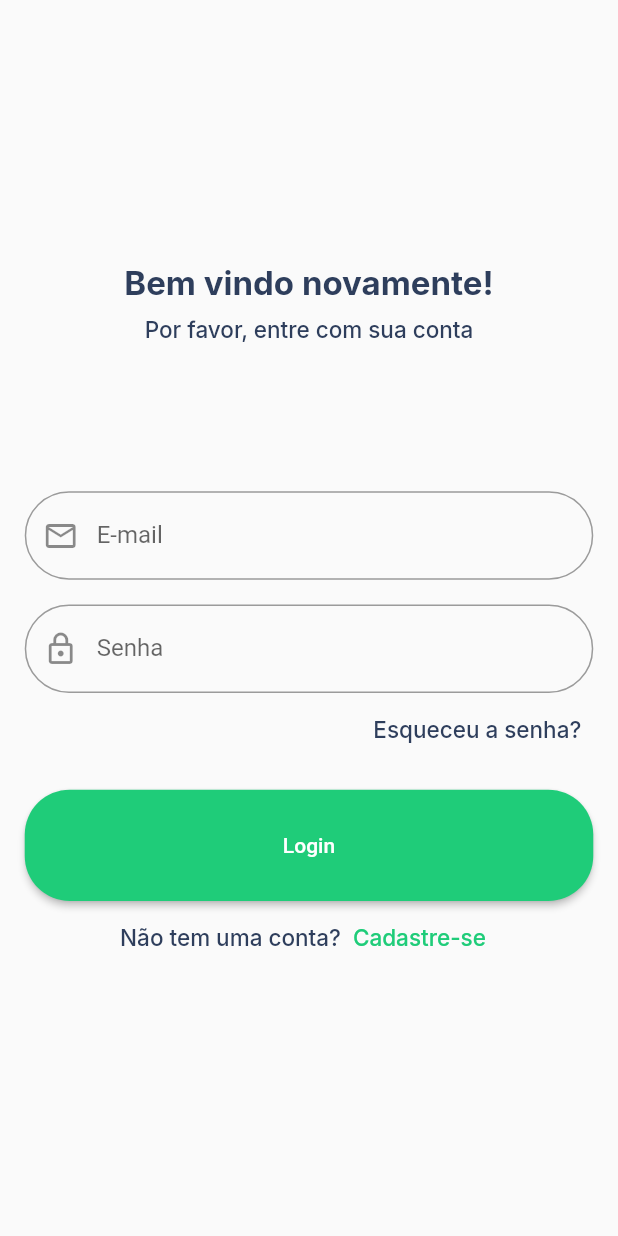
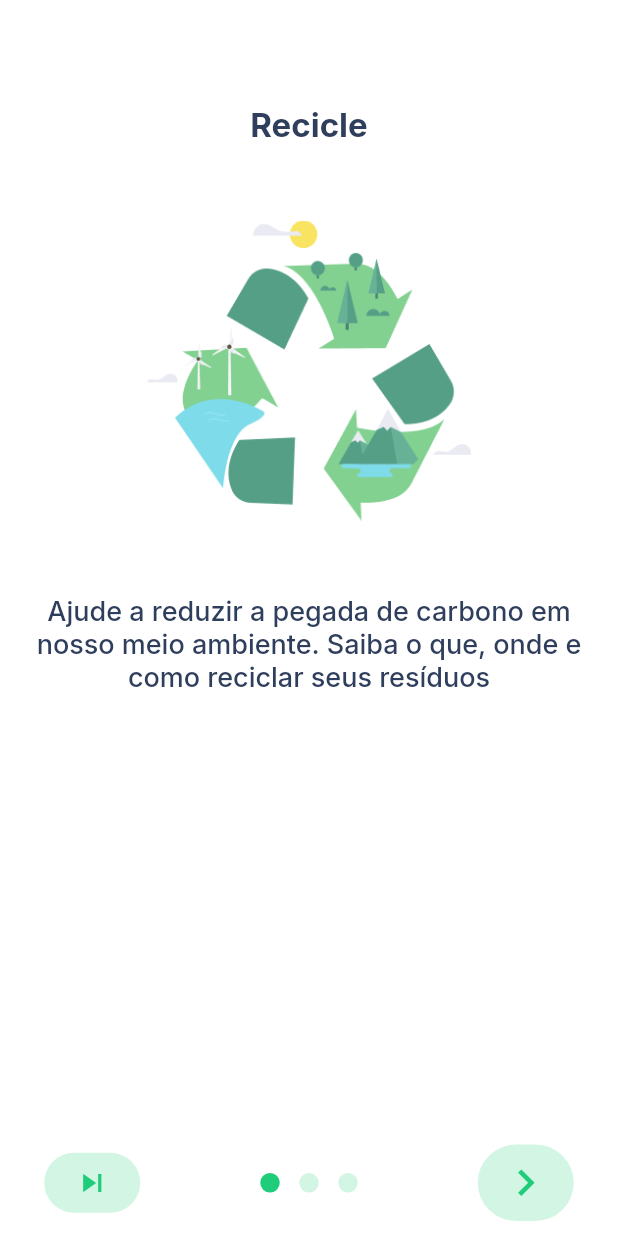
Before and after one commit to DavidAugustoo/Cicle, a Flutter app: the screen it shows after launch, on a phone screen of 412 x 824 dp. Run offline on Flutter 3.47's test engine with Material 2 defaults, Android fonts, the phone set to English and light mode, and no system bars; drawn by our look-alikes of intro_slider; our stand-ins replace google_fonts, sizer.

Commit message:
intro slider

```diff
--- a/lib/screens/home.dart
+++ b/lib/screens/home.dart
@@ -1,7 +1,7 @@
 import 'package:flutter/material.dart';
 
 class Home extends StatefulWidget {
-  const Home({Key? key}) : super(key: key);
+  const Home({Key key}) : super(key: key);
 
   @override
   _HomeState createState() => _HomeState();
--- /dev/null
+++ b/lib/screens/intro_slider.dart
@@ -0,0 +1,123 @@
+import 'package:cicle/screens/login.dart';
+import 'package:cicle/themes/text_style.dart';
+import 'package:flutter/material.dart';
+import 'package:intro_slider/intro_slider.dart';
+import 'package:intro_slider/slide_object.dart';
+
+main() => runApp(IntroScreen());
+
+class IntroScreen extends StatefulWidget {
+  @override
+  State<StatefulWidget> createState() {
+    return _IntroScreen();
+  }
+}
+
+class _IntroScreen extends State<IntroScreen> {
+  List<Slide> slides = [];
+
+  @override
+  void initState() {
+    super.initState();
+
+    slides.add(
+      new Slide(
+        title: "Recicle",
+        styleTitle: TextStyles.title,
+        description:
+            "Ajude a reduzir a pegada de carbono em nosso meio ambiente. Saiba o que, onde e como reciclar seus resíduos",
+        styleDescription: TextStyles.subtitleslider,
+        pathImage: "assets/Frame1.png",
+        backgroundColor: Colors.white,
+      ),
+    );
+    slides.add(
+      new Slide(
+        title: "Depósito de lixo",
+        styleTitle: TextStyles.title,
+        description:
+            "Ajudamos a cuidar do destino final de seus resíduos por meio da coleta seletiva",
+        styleDescription: TextStyles.subtitleslider,
+        pathImage: "assets/Frame2.png",
+        backgroundColor: Colors.white,
+      ),
+    );
+    slides.add(
+      new Slide(
+        title: "Venda",
+        styleTitle: TextStyles.title,
+        description:
+            "Seja recompensado por fazer sua parte, é uma vitória para todos",
+        styleDescription: TextStyles.subtitleslider,
+        pathImage: "assets/Frame3.png",
+        backgroundColor: Colors.white,
+      ),
+    );
+  }
+
+  void onDonePress() {
+    Navigator.push(
+      context,
+      MaterialPageRoute(builder: (context) => Login()),
+    );
+  }
+
+  Widget renderNextBtn() {
+    return Icon(
+      Icons.navigate_next,
+      color: Color(0xff1FCC79),
+      size: 35.0,
+    );
+  }
+
+  Widget renderDoneBtn() {
+    return Icon(
+      Icons.done,
+      color: Color(0xff1FCC79),
+    );
+  }
+
+  Widget renderSkipBtn() {
+    return Icon(
+      Icons.skip_next,
+      color: Color(0xff1FCC79),
+    );
+  }
+
+  ButtonStyle myButtonStyle() {
+    return ButtonStyle(
+      shape: MaterialStateProperty.all<OutlinedBorder>(StadiumBorder()),
+      backgroundColor: MaterialStateProperty.all<Color>(Color(0x331FCC79)),
+      overlayColor: MaterialStateProperty.all<Color>(Color(0x331FCC79)),
+    );
+  }
+
+  @override
+  Widget build(BuildContext context) {
+    return new IntroSlider(
+      slides: this.slides,
+      onDonePress: this.onDonePress,
+
+      // Skip button
+      renderSkipBtn: this.renderSkipBtn(),
+      skipButtonStyle: myButtonStyle(),
+
+      // Next button
+      renderNextBtn: this.renderNextBtn(),
+      nextButtonStyle: myButtonStyle(),
+
+      // Done button
+      renderDoneBtn: this.renderDoneBtn(),
+      doneButtonStyle: myButtonStyle(),
+
+      // Dot indicator
+      colorDot: Color(0x331FCC79),
+      colorActiveDot: Color(0xff1FCC79),
+      sizeDot: 13.0,
+
+      // Show or hide status bar
+      hideStatusBar: true,
+      backgroundColorAllSlides: Colors.grey,
+    );
+  }
+}
--- a/lib/screens/login.dart
+++ b/lib/screens/login.dart
@@ -4,7 +4,7 @@ import 'package:cicle/themes/text_style.dart';
 import 'package:sizer/sizer.dart';
 
 class Login extends StatefulWidget {
-  const Login({Key? key}) : super(key: key);
+  const Login({Key key}) : super(key: key);
 
   @override
   _LoginState createState() => _LoginState();
--- a/lib/screens/splash.dart
+++ b/lib/screens/splash.dart
@@ -1,10 +1,10 @@
 import 'dart:async';
 
-import 'package:cicle/screens/login.dart';
+import 'package:cicle/screens/intro_slider.dart';
 import 'package:flutter/material.dart';
 
 class Splash extends StatefulWidget {
-  const Splash({Key? key}) : super(key: key);
+  const Splash({Key key}) : super(key: key);
 
   @override
   _SplashState createState() => _SplashState();
@@ -19,7 +19,7 @@ class _SplashState extends State<Splash> {
       Navigator.push(
           context,
           MaterialPageRoute(
-            builder: (context) => Login(),
+            builder: (context) => IntroScreen(),
           ));
     });
   }
--- a/lib/themes/text_style.dart
+++ b/lib/themes/text_style.dart
@@ -21,4 +21,10 @@ class TextStyles {
     fontWeight: FontWeight.w500,
     color: AppColors.green,
   );
+
+  static final subtitleslider = GoogleFonts.inter(
+    fontSize: 18,
+    fontWeight: FontWeight.w500,
+    color: AppColors.gray,
+  );
 }
--- a/pubspec.yaml
+++ b/pubspec.yaml
@@ -18,7 +18,7 @@ publish_to: 'none' # Remove this line if you wish to publish to pub.dev
 version: 1.0.0+1
 
 environment:
-  sdk: ">=2.12.0 <3.0.0"
+  sdk: ">=2.7.0 <3.0.0"
 
 dependencies:
   flutter:
@@ -28,7 +28,7 @@ dependencies:
   # The following adds the Cupertino Icons font to your application.
   # Use with the CupertinoIcons class for iOS style icons.
   cupertino_icons: ^1.0.2
-  intro_slider: ^2.2.8
+  intro_slider: ^3.0.2
   sizer: ^2.0.13
 
 
```
Also changed, not shown: assets/Frame1.png (added), assets/Frame2.png (added), assets/Frame3.png (added), assets/cicleicon.png (added), pubspec.lock, 6 other files.
